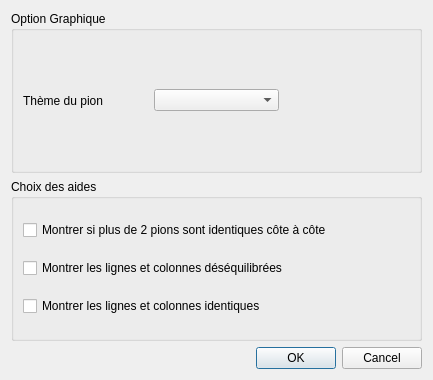
First picture: the form in Option.ui, repository CDZo/Project-Takuzu, before the edit.
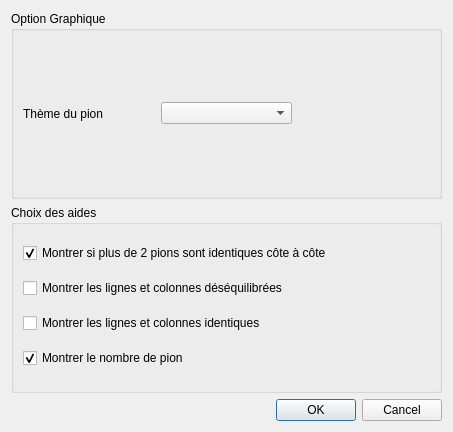
Second picture: the form after the edit. Custom widgets are drawn as their Qt base class.

Commit message: add option for hiding indicators

```diff
--- a/Option.ui
+++ b/Option.ui
@@ -6,8 +6,8 @@
    <rect>
     <x>0</x>
     <y>0</y>
-    <width>433</width>
-    <height>380</height>
+    <width>453</width>
+    <height>432</height>
    </rect>
   </property>
   <property name="windowTitle">
@@ -49,13 +49,6 @@
       <string>Choix des aides</string>
      </property>
      <layout class="QGridLayout" name="gridLayout_2">
-      <item row="0" column="0">
-       <widget class="QCheckBox" name="checkIncorrectInRowColumn">
-        <property name="text">
-         <string>Montrer si plus de 2 pions sont identiques côte à côte </string>
-        </property>
-       </widget>
-      </item>
       <item row="1" column="0">
        <widget class="QCheckBox" name="checkUnbalancedRowColumn">
         <property name="text">
@@ -63,6 +56,16 @@
         </property>
        </widget>
       </item>
+      <item row="0" column="0">
+       <widget class="QCheckBox" name="checkIncorrectInRowColumn">
+        <property name="text">
+         <string>Montrer si plus de 2 pions sont identiques côte à côte </string>
+        </property>
+        <property name="checked">
+         <bool>true</bool>
+        </property>
+       </widget>
+      </item>
       <item row="2" column="0">
        <widget class="QCheckBox" name="checkIdenticalRowColumn">
         <property name="text">
@@ -70,6 +73,16 @@
         </property>
        </widget>
       </item>
+      <item row="3" column="0">
+       <widget class="QCheckBox" name="checkIndicator">
+        <property name="text">
+         <string>Montrer le nombre de pion</string>
+        </property>
+        <property name="checked">
+         <bool>true</bool>
+        </property>
+       </widget>
+      </item>
      </layout>
     </widget>
    </item>
```
The commit also changes 4 other files.
